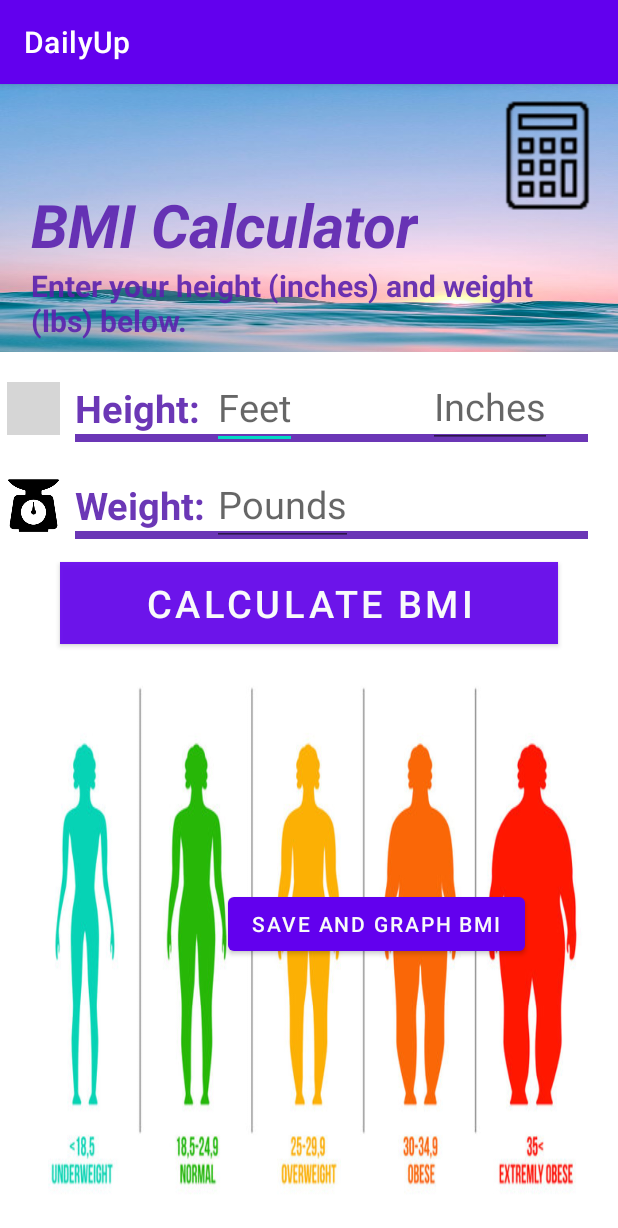
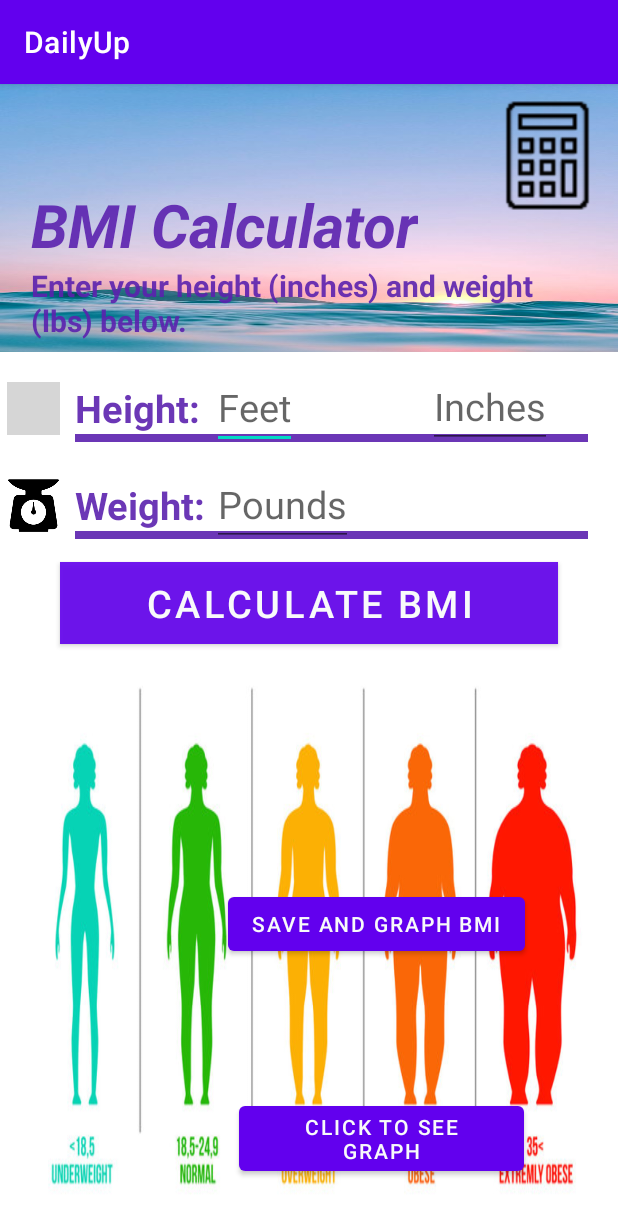
Before and after one commit to LeeleeLiang/Health434, an Android app: the screen it shows after launch (BMICalculator), on a phone screen of 412 x 824 dp. Shown: the top 1228 px of the screen. Run offline under Robolectric (Android 15) with nearby library versions, the phone set to English and light mode, and no system bars; grey boxes are pictures that could not be loaded.

Commit message:
open graph button added

```diff
--- a/DailyUp/app/src/main/java/com/example/dailyup/BMICalculator.java
+++ b/DailyUp/app/src/main/java/com/example/dailyup/BMICalculator.java
@@ -21,10 +21,12 @@ public class BMICalculator extends AppCompatActivity {
     private TextView recommend;
     private TextView extra;
     private Button saveButton;
+    private Button openButton;
     private float savedBMI;
 
     public static final String SHARED_PREFS = "sharedPrefs";
     public static final String BMI = "bmi";
+    public static boolean valueHere = false;
 
     private boolean switchOnOff;
 
@@ -40,24 +42,32 @@ public class BMICalculator extends AppCompatActivity {
         recommend = (TextView) findViewById(R.id.recBMI);
         extra = (TextView) findViewById(R.id.extra);
         saveButton = (Button) findViewById(R.id.saveButton);
+        openButton = (Button) findViewById(R.id.openGraph);
         //saveSwitch = (Switch) findViewById(R.id.saveSwitch);
 
         saveButton.setOnClickListener(new View.OnClickListener() {
             @Override
             public void onClick(View v) {
-                //openGraph();
-                //saveData();
-                Intent intent = new Intent(getApplicationContext(), BmiGraph.class);
-                intent.putExtra("bmi", String.valueOf(savedBMI));
-                startActivity(intent);
+                valueHere = true;
+                openGraph();
+            }
+        });
+
+        openButton.setOnClickListener(new View.OnClickListener() {
+
+            @Override
+            public void onClick(View v) {
+                valueHere = false;
+                openGraph();
             }
         });
     }
 
-    /**public void openGraph(){
-        Intent intent = new Intent(this, BmiGraph.class);
+    public void openGraph(){
+        Intent intent = new Intent(getApplicationContext(), BmiGraph.class);
+        intent.putExtra("bmi", String.valueOf(savedBMI));
         startActivity(intent);
-    }**/
+    }
 
     /**public void saveData() {
         SharedPreferences sharedPreferences = getSharedPreferences(SHARED_PREFS, MODE_PRIVATE);
--- a/DailyUp/app/src/main/res/layout/bmi_result.xml
+++ b/DailyUp/app/src/main/res/layout/bmi_result.xml
@@ -5,6 +5,18 @@
     android:id="@+id/myLayout"
     android:layout_width="match_parent"
     android:layout_height="match_parent">
+
+    <Button
+        android:id="@+id/openGraph"
+        android:layout_width="190dp"
+        android:layout_height="wrap_content"
+        android:layout_marginStart="159dp"
+        android:layout_marginTop="20dp"
+        android:layout_marginBottom="22dp"
+        android:text="Click to see graph"
+        app:layout_constraintBottom_toTopOf="@+id/extra"
+        app:layout_constraintStart_toStartOf="parent"
+        app:layout_constraintTop_toBottomOf="@+id/recBMI" />
 
     <Button
         android:id="@+id/saveButton"
```
Also changed, not shown: DailyUp/app/src/main/java/com/example/dailyup/BmiGraph.java (+26 -15 lines), DailyUp/app/src/main/res/layout/activity_bmi.xml (+11 -0 lines).
